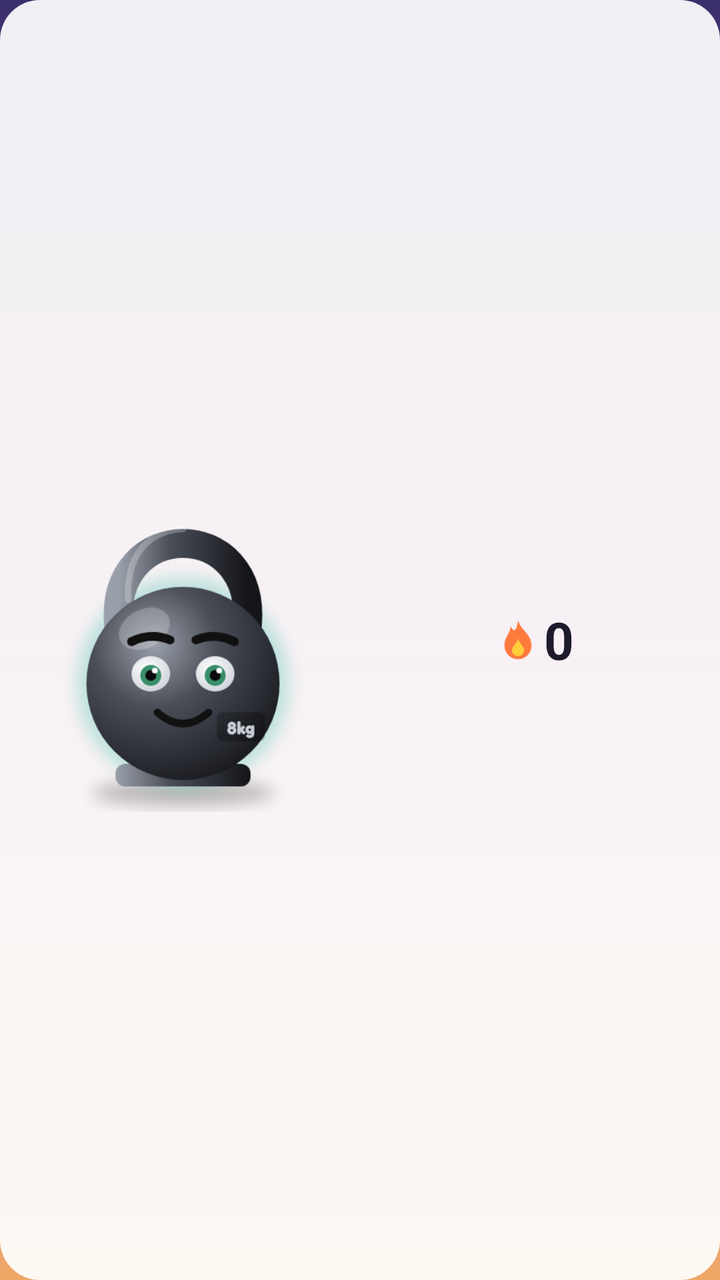
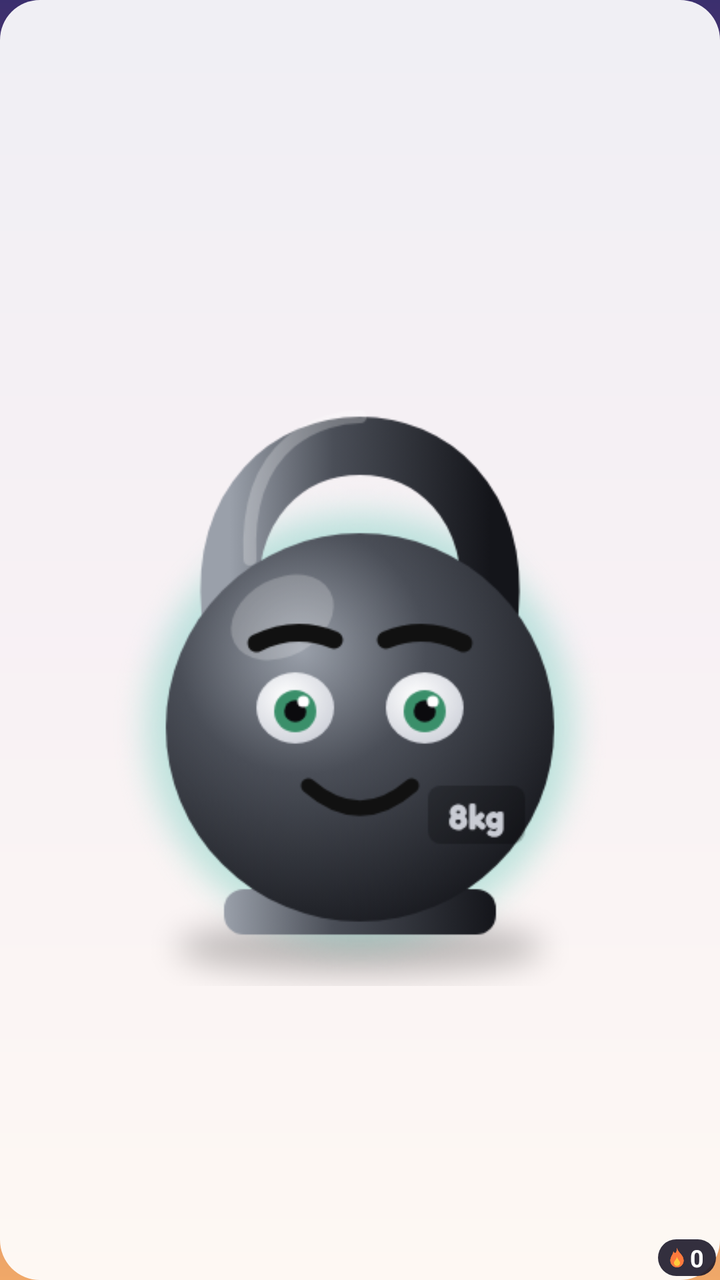

Before-and-after screenshots of an Android layout around one commit, followed by the original layout XML and the change that was made.
<!-- AndroidManifest.xml: application theme AppTheme -->
<!-- res/layout/widget_kettle.xml -->
<?xml version="1.0" encoding="utf-8"?>
<LinearLayout xmlns:android="http://schemas.android.com/apk/res/android"
    android:id="@+id/root"
    android:layout_width="match_parent"
    android:layout_height="match_parent"
    android:background="@drawable/widget_bg"
    android:gravity="center_vertical"
    android:orientation="horizontal"
    android:padding="3dp">

    <ViewFlipper
        android:id="@+id/flipper"
        android:layout_width="0dp"
        android:layout_height="match_parent"
        android:layout_weight="1"
        android:autoStart="true"
        android:flipInterval="900">

        <ImageView
            android:id="@+id/frame_a"
            android:layout_width="match_parent"
            android:layout_height="match_parent"
            android:contentDescription="@string/kettle_desc"
            android:scaleType="fitCenter"
            android:src="@drawable/kettle_happy_1" />

        <ImageView
            android:id="@+id/frame_b"
            android:layout_width="match_parent"
            android:layout_height="match_parent"
            android:contentDescription="@string/kettle_desc"
            android:scaleType="fitCenter"
            android:src="@drawable/kettle_happy_1" />

        <ImageView
            android:id="@+id/frame_c"
            android:layout_width="match_parent"
            android:layout_height="match_parent"
            android:contentDescription="@string/kettle_desc"
            android:scaleType="fitCenter"
            android:src="@drawable/kettle_happy_2" />
    </ViewFlipper>

    <LinearLayout
        android:layout_width="0dp"
        android:layout_height="wrap_content"
        android:layout_weight="1"
        android:gravity="center"
        android:orientation="horizontal">

        <ImageView
            android:layout_width="18dp"
            android:layout_height="21dp"
            android:contentDescription="@null"
            android:src="@drawable/ic_flame" />

        <TextView
            android:id="@+id/streak"
            android:layout_width="wrap_content"
            android:layout_height="wrap_content"
            android:layout_marginStart="4dp"
            android:maxLines="1"
            android:text="0"
            android:textColor="#1D1A2B"
            android:textSize="26sp"
            android:textStyle="bold" />
    </LinearLayout>
</LinearLayout>
<!-- resources referenced by this layout -->
<resources>
  <!-- drawable ic_flame (drawable) -->
  <?xml version="1.0" encoding="utf-8"?>
  <vector xmlns:android="http://schemas.android.com/apk/res/android"
      android:width="24dp"
      android:height="28dp"
      android:viewportWidth="24"
      android:viewportHeight="28">
      <path android:fillColor="#FF7A3D" android:pathData="M12,1 C14,8 21,10 21,18 A9,9 0,0 1,3 18 C3,12 7,10 7,5 C9,9 11,9 12,1Z" />
      <path android:fillColor="#FFCD3C" android:pathData="M12,13 C13,17 16,18 16,21 A4,4 0,0 1,8 21 C8,18 11,17 12,13Z" />
  </vector>
  <!-- drawable kettle_happy_1: png bitmap (drawable-nodpi, 82467 bytes) -->
  <!-- drawable kettle_happy_2: png bitmap (drawable-nodpi, 81288 bytes) -->
  <!-- drawable widget_bg (drawable) -->
  <?xml version="1.0" encoding="utf-8"?>
  <shape xmlns:android="http://schemas.android.com/apk/res/android">
      <solid android:color="#EBFFFFFF" />
      <corners android:radius="20dp" />
  </shape>
  <string name="kettle_desc">Kettle showing how today is going</string>
  <style name="AppTheme" parent="android:Theme.Material.NoActionBar">
          <item name="android:statusBarColor">#3B2F6E</item>
          <item name="android:navigationBarColor">#A04F7A</item>
          <item name="android:windowBackground">@drawable/app_background</item>
      </style>
  <!-- drawable app_background (drawable) -->
  <?xml version="1.0" encoding="utf-8"?>
  <shape xmlns:android="http://schemas.android.com/apk/res/android">
      <gradient android:angle="270" android:startColor="#3B2F6E" android:centerColor="#A04F7A" android:endColor="#F0A868" />
  </shape>
</resources>

<!-- the commit's change to res/layout/widget_kettle.xml (unified diff, before → after) -->
@@ -1,18 +1,15 @@
 <?xml version="1.0" encoding="utf-8"?>
-<LinearLayout xmlns:android="http://schemas.android.com/apk/res/android"
+<FrameLayout xmlns:android="http://schemas.android.com/apk/res/android"
     android:id="@+id/root"
     android:layout_width="match_parent"
     android:layout_height="match_parent"
     android:background="@drawable/widget_bg"
-    android:gravity="center_vertical"
-    android:orientation="horizontal"
-    android:padding="3dp">
+    android:padding="2dp">
 
     <ViewFlipper
         android:id="@+id/flipper"
-        android:layout_width="0dp"
+        android:layout_width="match_parent"
         android:layout_height="match_parent"
-        android:layout_weight="1"
         android:autoStart="true"
         android:flipInterval="900">
 
@@ -42,15 +39,20 @@
     </ViewFlipper>
 
     <LinearLayout
-        android:layout_width="0dp"
+        android:layout_width="wrap_content"
         android:layout_height="wrap_content"
-        android:layout_weight="1"
-        android:gravity="center"
-        android:orientation="horizontal">
+        android:layout_gravity="bottom|end"
+        android:background="@drawable/streak_badge"
+        android:gravity="center_vertical"
+        android:orientation="horizontal"
+        android:paddingStart="5dp"
+        android:paddingTop="1dp"
+        android:paddingEnd="6dp"
+        android:paddingBottom="1dp">
 
         <ImageView
-            android:layout_width="18dp"
-            android:layout_height="21dp"
+            android:layout_width="9dp"
+            android:layout_height="11dp"
             android:contentDescription="@null"
             android:src="@drawable/ic_flame" />
 
@@ -58,11 +60,11 @@
             android:id="@+id/streak"
             android:layout_width="wrap_content"
             android:layout_height="wrap_content"
-            android:layout_marginStart="4dp"
+            android:layout_marginStart="2dp"
             android:maxLines="1"
             android:text="0"
-            android:textColor="#1D1A2B"
-            android:textSize="26sp"
+            android:textColor="#FFFFFF"
+            android:textSize="12sp"
             android:textStyle="bold" />
     </LinearLayout>
-</LinearLayout>
+</FrameLayout>
<!-- resource entries referenced after the edit -->
@@ -12,6 +12,12 @@
   </vector>
   <!-- drawable kettle_happy_1: png bitmap (drawable-nodpi, 82467 bytes) -->
   <!-- drawable kettle_happy_2: png bitmap (drawable-nodpi, 81288 bytes) -->
+  <!-- drawable streak_badge (drawable) -->
+  <?xml version="1.0" encoding="utf-8"?>
+  <shape xmlns:android="http://schemas.android.com/apk/res/android">
+      <solid android:color="#E61D1A2B" />
+      <corners android:radius="999dp" />
+  </shape>
   <!-- drawable widget_bg (drawable) -->
   <?xml version="1.0" encoding="utf-8"?>
   <shape xmlns:android="http://schemas.android.com/apk/res/android">
